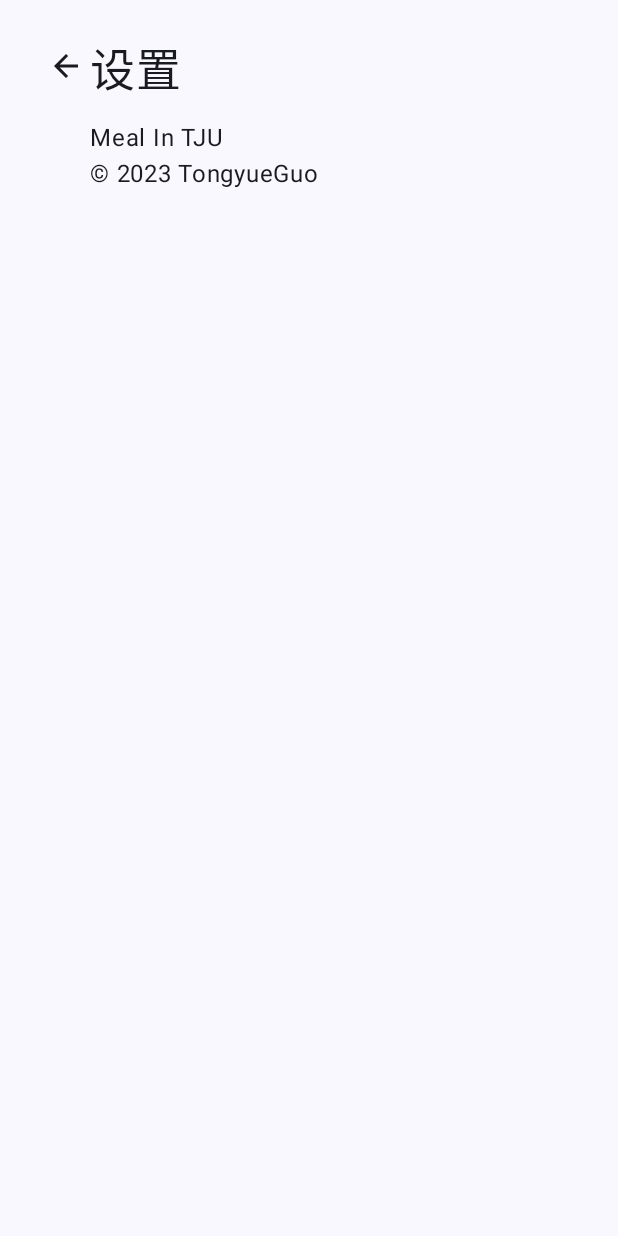
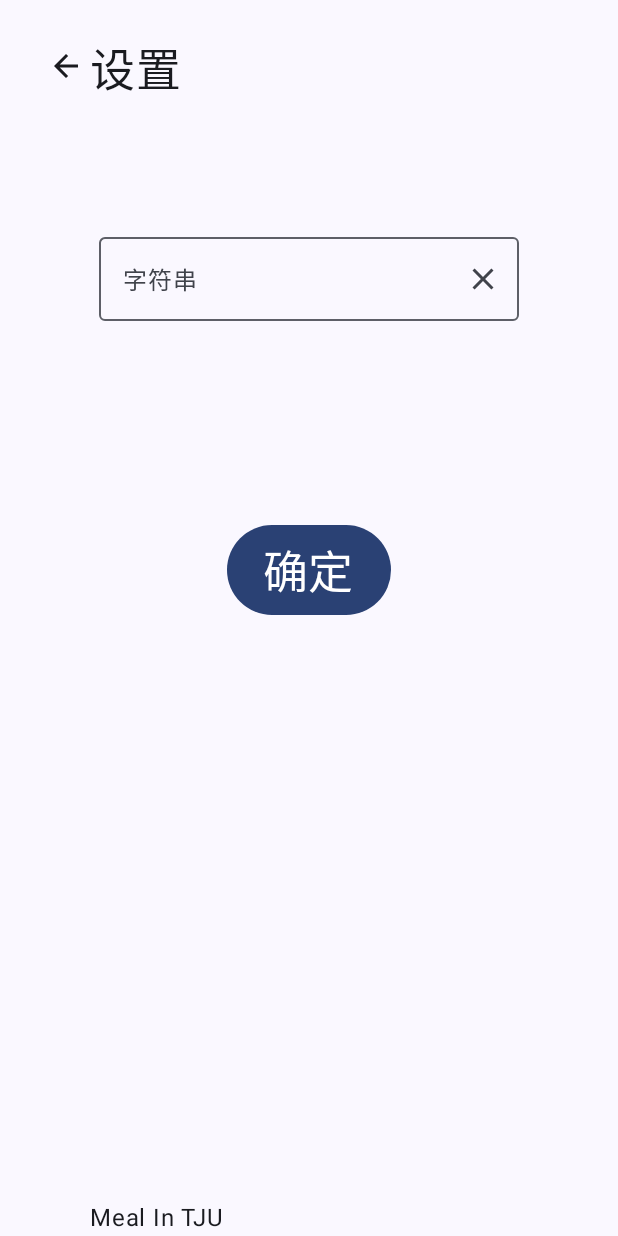
Before and after one commit to tongyueguo/Meal_in_TJU, an Android app built with Jetpack Compose: the settingPage screen opened through its navigation route, on a phone screen of 412 x 824 dp. Run offline under Robolectric (Android 15) with nearby library versions, the phone set to English and light mode, and no system bars; our stand-ins replace Room's generated code, constraintlayout-compose.

```diff
--- a/app/src/main/AndroidManifest.xml
+++ b/app/src/main/AndroidManifest.xml
@@ -1,7 +1,8 @@
 <?xml version="1.0" encoding="utf-8"?>
 <manifest xmlns:android="http://schemas.android.com/apk/res/android"
     xmlns:tools="http://schemas.android.com/tools">
-
+    <uses-permission android:name="android.permission.INTERNET" />
+    <uses-permission android:name="android.permission.ACCESS_NETWORK_STATE" />
     <application
         android:allowBackup="true"
         android:dataExtractionRules="@xml/data_extraction_rules"
--- a/app/src/main/java/com/example/mealintju/MainActivity.kt
+++ b/app/src/main/java/com/example/mealintju/MainActivity.kt
@@ -22,6 +22,7 @@ import androidx.compose.foundation.rememberScrollState
 import androidx.compose.foundation.verticalScroll
 import androidx.compose.material.icons.Icons
 import androidx.compose.material.icons.filled.ArrowBack
+import androidx.compose.material.icons.filled.Clear
 import androidx.compose.material.icons.filled.DateRange
 import androidx.compose.material.icons.filled.Edit
 import androidx.compose.material.icons.filled.Info
@@ -54,6 +55,7 @@ import androidx.compose.ui.text.font.FontFamily
 import androidx.compose.ui.text.style.TextAlign
 import androidx.compose.ui.tooling.preview.Preview
 import androidx.compose.ui.unit.dp
+import androidx.compose.ui.unit.max
 import androidx.compose.ui.unit.sp
 import androidx.constraintlayout.compose.ConstraintLayout
 import androidx.navigation.NavController
@@ -160,7 +162,7 @@ fun MainView(context: Context){
             mainPage(navController = navController, context = context)
         }
         composable("settingPage"){
-            settingPage(navController = navController)
+            settingPage(navController = navController, context = context)
         }
         composable("historyPage"){
             historyPage(navController = navController, context = context)
@@ -175,20 +177,12 @@ fun MainView(context: Context){
 }
 @Composable
 fun mainPage(modifier: Modifier = Modifier, navController: NavController, context: Context) {
+    //writeFile(context,"")
     var status by remember {mutableStateOf(checkStatus(context))}//0:无记录  1:已有记录从数据库读  2:已有记录不从数据库读数据
-    var canteenNumber by remember { mutableStateOf(0) }
     val mealInfo= queryMealInfo(context)
-    val canteenTextId=when(status){
-        1->canteenNumberToCanteenTextId(mealInfo.canteenNumber)
-        2->canteenNumberToCanteenTextId(canteenNumber)
-        else->R.string.nullText
-    }
-    var windowText by remember { mutableStateOf("") }
-    val windowTextDisplay:String =when(status){
-        1->mealInfo.windowText
-        2->windowText
-        else->""
-    }
+    var canteenNumber by remember { mutableStateOf(if (status==1)mealInfo.canteenNumber else 0) }
+    val canteenTextId=canteenNumberToCanteenTextId(canteenNumber)
+    var windowText by remember { mutableStateOf(if (status==1)mealInfo.windowText else "第1窗口") }
     val buttonText = if(status!=0)R.string.changeText else R.string.whatToEatText
     val buttonHeight by animateDpAsState(
         targetValue = if(status==0)450.dp else 650.dp ,
@@ -201,7 +195,7 @@ fun mainPage(modifier: Modifier = Modifier, navController: NavController, contex
     ConstraintLayout(
         Modifier.fillMaxWidth()
     ){
-        val (button,text1,text2,text3,icon1,icon2,icon3,ratingBar) = createRefs()
+        val (button,text1,text2,text3,text4,icon1,icon2,icon3,ratingBar) = createRefs()
         IconButton(
             onClick = {
                 navController.navigate("settingPage")
@@ -242,7 +236,7 @@ fun mainPage(modifier: Modifier = Modifier, navController: NavController, contex
         AnimatedVisibility (status!=0,
             modifier = Modifier
                 .constrainAs(text1) {
-                top.linkTo(parent.top, margin = 220.dp)
+                top.linkTo(parent.top, margin = 210.dp)
                 start.linkTo(parent.start)
                 end.linkTo(parent.end)
             }
@@ -257,7 +251,7 @@ fun mainPage(modifier: Modifier = Modifier, navController: NavController, contex
         }
         AnimatedVisibility (status!=0,
             modifier = Modifier.constrainAs(text2) {
-                top.linkTo(parent.top, margin = 300.dp)
+                top.linkTo(parent.top, margin = 280.dp)
                 start.linkTo(parent.start)
                 end.linkTo(parent.end)
             }
@@ -272,13 +266,13 @@ fun mainPage(modifier: Modifier = Modifier, navController: NavController, contex
         }
         AnimatedVisibility (status!=0,
             modifier = Modifier.constrainAs(text3) {
-                top.linkTo(parent.top, margin = 400.dp)
+                top.linkTo(parent.top, margin = 370.dp)
                 start.linkTo(parent.start)
                 end.linkTo(parent.end)
             }
         ){
             Text(
-                text = windowTextDisplay,
+                text = windowText,
                 //color = Color.Blue,
                 fontSize = 60.sp,
                 textAlign= TextAlign.Center,
@@ -287,7 +281,7 @@ fun mainPage(modifier: Modifier = Modifier, navController: NavController, contex
         }
         AnimatedVisibility (status!=0,
             modifier = Modifier.constrainAs(ratingBar) {
-                top.linkTo(parent.top, margin = 530.dp)
+                top.linkTo(parent.top, margin = 550.dp)
                 start.linkTo(parent.start)
                 end.linkTo(parent.end)
             }
@@ -299,6 +293,21 @@ fun mainPage(modifier: Modifier = Modifier, navController: NavController, contex
                 Icon(if (result-4 >= 0) Icons.Filled.Star else Icons.TwoTone.Star, null, modifier = Modifier.clickable { result=4;updateResult(result,context) } , tint =MaterialTheme.colorScheme.primary )
                 Icon(if (result-5 >= 0) Icons.Filled.Star else Icons.TwoTone.Star, null, modifier = Modifier.clickable { result=5;updateResult(result,context) } , tint =MaterialTheme.colorScheme.primary )
             }
+        }
+        AnimatedVisibility (status!=0,
+            modifier = Modifier.constrainAs(text4) {
+                top.linkTo(parent.top, margin = 460.dp)
+                start.linkTo(parent.start)
+                end.linkTo(parent.end)
+            }
+        ){
+            Text(
+                text = readFile(context,windowText,canteenNumber),
+                //color = Color.Blue,
+                fontSize = 60.sp,
+                textAlign= TextAlign.Center,
+                //fontFamily = FontFamily.Serif,
+            )
         }
         Button(
             onClick =
@@ -383,12 +392,14 @@ fun insertDatabase(canteenNumber: Int, windowText: String,context: Context)=runB
     }
     insert.join()
 }
+@OptIn(ExperimentalMaterial3Api::class)
 @Composable
-fun settingPage(modifier: Modifier = Modifier, navController: NavController, ){
+fun settingPage(modifier: Modifier = Modifier, navController: NavController,context:Context ){
     ConstraintLayout(
         Modifier.fillMaxWidth()
     ){
         val (button,text1,text2,text3,icon1) = createRefs()
+        var text by remember{ mutableStateOf("")}
         var scrollState= rememberScrollState()
         IconButton(
             onClick = {
@@ -411,12 +422,47 @@ fun settingPage(modifier: Modifier = Modifier, navController: NavController, ){
                     start.linkTo(parent.start,margin = 60.dp)
                 }
         )
+        OutlinedTextField(
+            value = text,
+            onValueChange = { text = it },
+            label = { Text("字符串") },
+            modifier=Modifier
+                .constrainAs(text2) {
+                    top.linkTo(parent.top, margin = 150.dp)
+                    start.linkTo(parent.start)
+                    end.linkTo(parent.end)
+                },
+            trailingIcon = { IconButton(onClick = {text=""}) {
+                Icon(Icons.Filled.Clear,"")
+            }},
+            maxLines = 3,
+
+        )
+        Button(
+            onClick = {
+                writeFile(context = context,text)
+            },
+            modifier=Modifier
+                .constrainAs(button) {
+                    top.linkTo(parent.top, margin = 350.dp)
+                    start.linkTo(parent.start)
+                    end.linkTo(parent.end)
+                }
+        ){
+            Text(
+                text = stringResource(R.string.confirmText),
+                fontSize = 30.sp
+            )
+        }
+
+
+
         Column (
             modifier= Modifier
                 .verticalScroll(scrollState)
                 .fillMaxSize()
-                .constrainAs(text2) {
-                    top.linkTo(parent.top, margin = 80.dp)
+                .constrainAs(text3) {
+                    top.linkTo(parent.top, margin = 800.dp)
                     start.linkTo(parent.start, margin = 60.dp)
                 }
         ){
@@ -701,6 +747,22 @@ fun canteenNumberToCanteenTextId(canteenNumber: Int):Int {
     }
     return result
 }
+fun writeFile(context: Context,str:String){
+    context.openFileOutput("mealData",Context.MODE_PRIVATE).use {
+        it.write(str.toByteArray())
+    }
+}
+fun readFile(context: Context,windowText: String,canteenNumber: Int):String{
+    var str=StringBuilder()
+    try {
+        var windowNumber=windowText.filter { it.isDigit() }.toInt()
+        context.openFileInput("mealData").bufferedReader().forEachLine {
+            if (it.filter { it.isDigit() }.toInt()==canteenNumber*100+windowNumber)
+                str.append(it.substring(3))
+        }
+    }catch (e:Exception){}
+    return str.toString()
+}
 @Preview(showBackground = true)
 @Composable
 fun GreetingPreview() {
```
